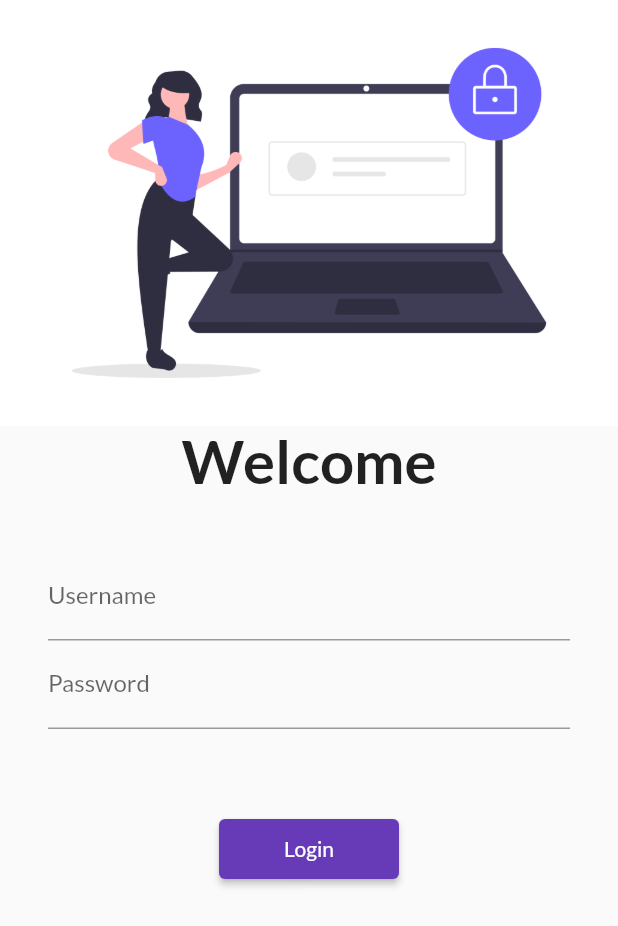
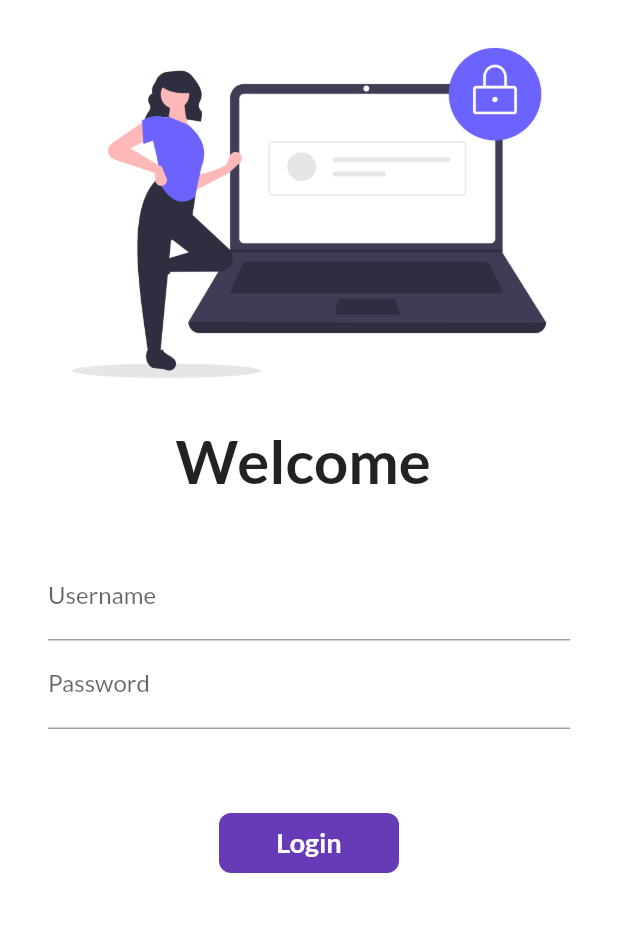
Before and after one commit to bhaveshs6/flutter-demo-app, a Flutter app: the screen it shows after launch, on a phone screen of 412 x 824 dp. Shown: the top 926 px of the screen. Run offline on Flutter 3.47's test engine with Material 2 defaults, Android fonts, the phone set to English and light mode, and no system bars; our stand-ins replace google_fonts.

Commit message:
stateful, icons, animated container

```diff
--- a/lib/pages/login.dart
+++ b/lib/pages/login.dart
@@ -1,30 +1,44 @@
 import 'package:flutter/material.dart';
 import 'package:myapp/utils/routes.dart';
 
-class LoginPage extends StatelessWidget {
+class LoginPage extends StatefulWidget {
   const LoginPage({Key? key}) : super(key: key);
+
+  @override
+  State<LoginPage> createState() => _LoginPageState();
+}
+
+class _LoginPageState extends State<LoginPage> {
+  String name = "";
+  bool changeButton = false;
 
   @override
   Widget build(BuildContext context) {
     return Material(
+        color: Colors.white,
         child: SingleChildScrollView(
           child: Column(
             children: [
               Image.asset("assets/images/undraw_secure_login_pdn4.png",
                   fit: BoxFit.cover),
-          Text("Welcome",
+              Text("Welcome $name",
                   style: TextStyle(fontSize: 40, fontWeight: FontWeight.bold)),
               SizedBox(height: 20),
               Padding(
-            padding:
-                const EdgeInsets.symmetric(vertical: 16.0, horizontal: 32.0),
+                padding: const EdgeInsets.symmetric(
+                    vertical: 16.0, horizontal: 32.0),
                 child: Column(
                   children: [
                     TextFormField(
                       decoration: InputDecoration(
                         labelText: "Username",
                         hintText: "Enter Username",
-                )),
+                      ),
+                      onChanged: (value) {
+                        name = value;
+                        setState(() {});
+                      },
+                    ),
                     TextFormField(
                         obscureText: true,
                         decoration: InputDecoration(
@@ -35,13 +49,42 @@ class LoginPage extends StatelessWidget {
                 ),
               ),
               SizedBox(height: 40),
-          ElevatedButton(
-            child: Text("Login"),
-            style: TextButton.styleFrom(minimumSize: Size(120, 40)),
-            onPressed: () {
+              InkWell(
+                onTap: () async {
+                  setState(() {
+                    changeButton = true;
+                  });
+                  await Future.delayed(Duration(seconds: 1));
                   Navigator.pushNamed(context, MyRoutes.homeRoute);
                 },
+                child: AnimatedContainer(
+                    duration: Duration(seconds: 1),
+                    width: changeButton ? 80 : 120,
+                    height: 40,
+                    alignment: Alignment.center,
+                    child: changeButton
+                        ? Icon(
+                            Icons.done,
+                            color: Colors.white,
                           )
+                        : Text(
+                            "Login",
+                            style: TextStyle(
+                                color: Colors.white,
+                                fontWeight: FontWeight.bold,
+                                fontSize: 18),
+                          ),
+                    decoration: BoxDecoration(
+                        color: Colors.deepPurple,
+                        borderRadius: BorderRadius.circular(8))),
+              ),
+              // ElevatedButton(
+              //   child: Text("Login"),
+              //   style: TextButton.styleFrom(minimumSize: Size(120, 40)),
+              //   onPressed: () {
+              //     Navigator.pushNamed(context, MyRoutes.homeRoute);
+              //   },
+              // )
             ],
           ),
         ));
```
Lines whose indentation alone changed are shown as unchanged.
